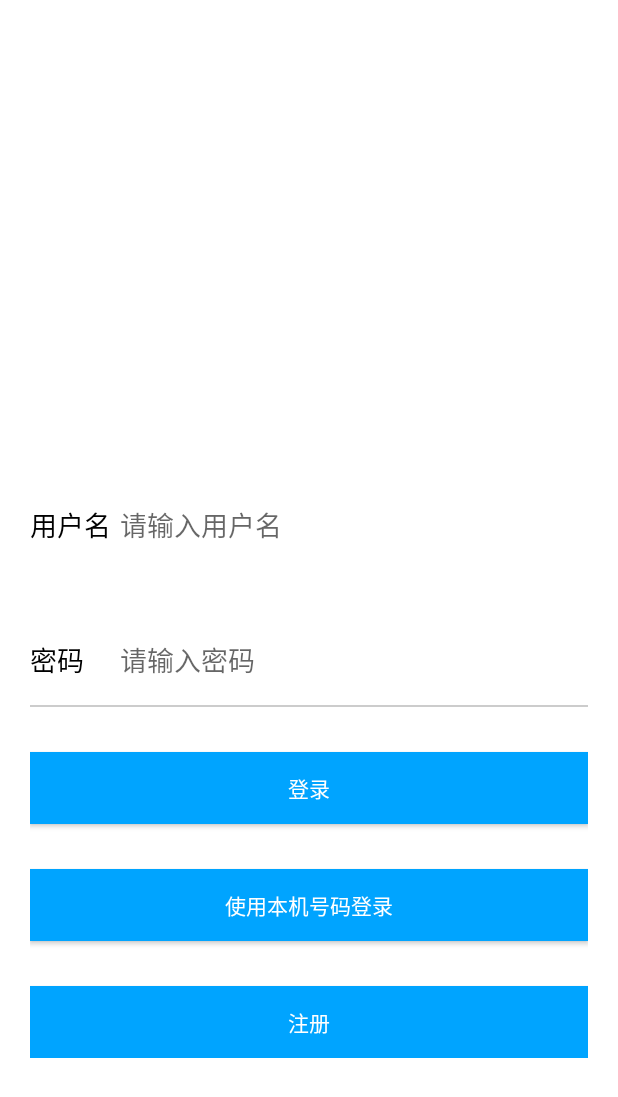
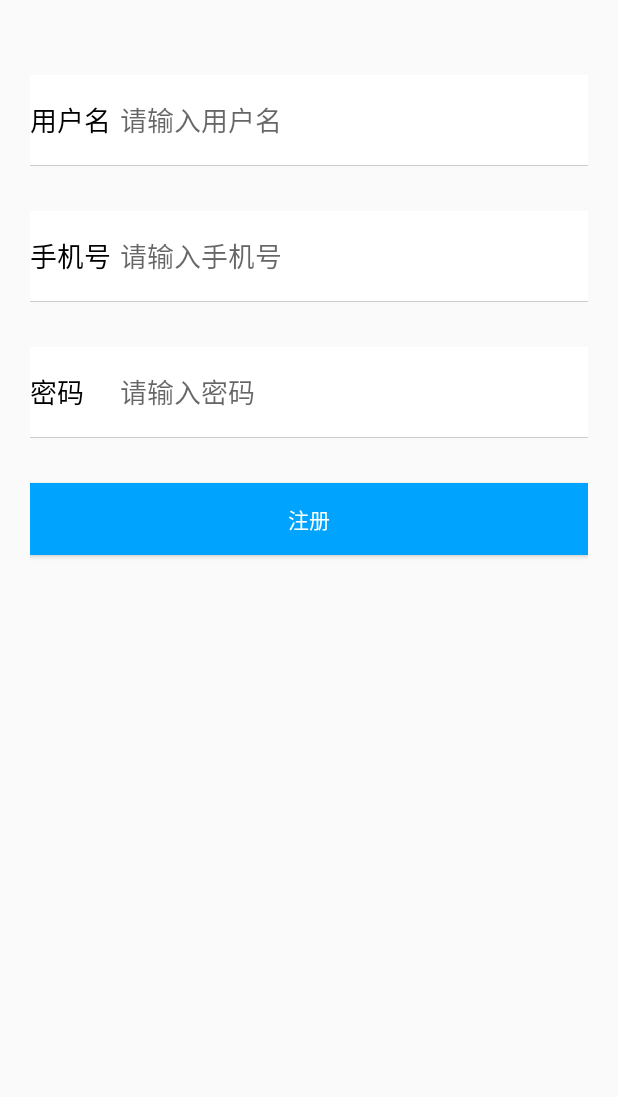
Before and after one commit to xieyh1336/School_bus, an Android app: the screen it shows after launch (LoginActivity before the commit, RegisterActivity after it), after a tap on "注册", on a phone screen of 412 x 824 dp. Shown: the top 1097 px of the screen. Run offline under Robolectric (Android 15) with nearby library versions, the phone set to English and light mode, and no system bars; our stand-ins replace ButterKnife, RxJava; libraries missing offline, so code that uses them is left out: com.mob, com.mob.tools; network calls fail; pictures from the network do not load; 1 other tap on this screen came first.

Commit message:
完善了注册登录，暂时不使用秒验的一键登录了

```diff
--- a/app/src/main/java/com/example/school_bus/Activity/LoginActivity.java
+++ b/app/src/main/java/com/example/school_bus/Activity/LoginActivity.java
@@ -2,38 +2,21 @@ package com.example.school_bus.Activity;
 
 import android.content.Intent;
 import android.content.SharedPreferences;
-import android.content.pm.PackageInfo;
-import android.content.pm.PackageManager;
-import android.os.Build;
 import android.os.Bundle;
-import android.text.TextUtils;
 import android.view.View;
 import android.widget.Button;
 import android.widget.EditText;
 import android.widget.ImageView;
-import android.widget.Toast;
 
 import androidx.annotation.Nullable;
 
+import com.bumptech.glide.Glide;
 import com.example.school_bus.Entity.UserData;
 import com.example.school_bus.Mvp.LoginAMvp;
 import com.example.school_bus.NetWork.API_login;
 import com.example.school_bus.Presenter.LoginPresenter;
 import com.example.school_bus.R;
-import com.example.school_bus.Utils.CustomizeUtils;
-import com.example.school_bus.Utils.MyLog;
-import com.mob.MobSDK;
-import com.mob.secverify.CustomUIRegister;
-import com.mob.secverify.GetTokenCallback;
-import com.mob.secverify.PageCallback;
-import com.mob.secverify.PreVerifyCallback;
-import com.mob.secverify.SecVerify;
-import com.mob.secverify.datatype.VerifyResult;
-import com.mob.secverify.exception.VerifyException;
-import com.mob.secverify.ui.component.CommonProgressDialog;
 import com.mob.tools.utils.SharePrefrenceHelper;
-
-import java.util.ArrayList;
 
 import butterknife.BindView;
 import butterknife.ButterKnife;
@@ -54,13 +37,11 @@ public class LoginActivity extends BaseActivity implements LoginAMvp.view {
 
     private static String TAG = "LoginActivity";
     @BindView(R.id.login_account)
-    EditText loginAccount;
+    EditText etLoginAccount;
     @BindView(R.id.login_password)
-    EditText loginPassword;
+    EditText etLoginPassword;
     @BindView(R.id.iv_background)
     ImageView ivBackground;
-    @BindView(R.id.btn_phone)
-    Button btnPhone;
     @BindView(R.id.btn_login)
     Button btnLogin;
     @BindView(R.id.btn_register)
@@ -73,102 +54,24 @@ public class LoginActivity extends BaseActivity implements LoginAMvp.view {
         super.onCreate(savedInstanceState);
         setContentView(R.layout.activity_login);
         ButterKnife.bind(this);
-        checkPermissions();//检查权限
-        preLogin();//预登录
-        initView();
-        initData();
+        init();
     }
 
-    public void initView() {
-        ButterKnife.bind(this);
+    public void init() {
+        loginPresenter = new LoginPresenter(this);
+        //查找是否有存储的账号密码
+        Glide.with(this).load(R.drawable.lightning_five_whip).into(ivBackground);
+        SharedPreferences sharedPreferences = getSharedPreferences("user", MODE_PRIVATE);
+        etLoginAccount.setText(sharedPreferences.getString("username", ""));
+        etLoginPassword.setText(sharedPreferences.getString("password", ""));
     }
 
-    public void initData() {
-        loginPresenter = new LoginPresenter(this);
-        //查找是否有存储的账号密码
-        SharedPreferences sharedPreferences = getSharedPreferences("user", MODE_PRIVATE);
-        loginAccount.setText(sharedPreferences.getString("username", ""));
-        loginPassword.setText(sharedPreferences.getString("password", ""));
-    }
-
-    /**
-     * 预登录
-     */
-    private void preLogin(){
-        SecVerify.preVerify(new PreVerifyCallback() {
-            @Override
-            public void onComplete(Void data) {
-                Toast.makeText(LoginActivity.this, "预登录成功", Toast.LENGTH_SHORT).show();
-            }
-
-            @Override
-            public void onFailure(VerifyException e) {
-                Toast.makeText(LoginActivity.this, "预登录失败", Toast.LENGTH_SHORT).show();
-                Throwable t = e.getCause();
-                String errDetail = null;
-                if (t != null) {
-                    errDetail = t.getMessage();
-                }
-                // 错误码
-                int errCode = e.getCode();
-                // 错误信息
-                String errMsg = e.getMessage();
-                // 更详细的网络错误信息可以通过t查看，请注意：t有可能为null
-                String msg = "错误码: " + errCode + "\n错误信息: " + errMsg;
-                if (!TextUtils.isEmpty(errDetail)) {
-                    msg += "\n详细信息: " + errDetail;
-                }
-                MyLog.e(TAG, msg);
-            }
-        });
-    }
-
-    /* 检查使用权限 */
-    private void checkPermissions() {
-        if (Build.VERSION.SDK_INT >= Build.VERSION_CODES.M) {
-            try {
-                PackageManager pm = getPackageManager();
-                PackageInfo pi = pm.getPackageInfo(getPackageName(), PackageManager.GET_PERMISSIONS);
-                ArrayList<String> list = new ArrayList<String>();
-                for (String p : pi.requestedPermissions) {
-                    if (checkSelfPermission(p) != PackageManager.PERMISSION_GRANTED) {
-                        list.add(p);
-                    }
-                }
-                if (list.size() > 0) {
-                    String[] permissions = list.toArray(new String[list.size()]);
-                    if (permissions != null) {
-                        requestPermissions(permissions, 1);
-                    }
-                }
-            } catch (Throwable t) {
-                t.printStackTrace();
-            }
-        }
-    }
-
-    /**
-     * 构建秒验一键登录弹窗
-     */
-    private void customizeUi() {
-        SecVerify.setUiSettings(CustomizeUtils.customizeUi4());
-        SecVerify.setLandUiSettings(CustomizeUtils.customizeLandUi4());
-    }
-
-    /**
-     * 将秒验一键登录弹窗显示
-     */
-    private void addCustomView() {
-        CustomUIRegister.addCustomizedUi(CustomizeUtils.buildCustomView4(MobSDK.getContext()), null);
-        CustomUIRegister.addTitleBarCustomizedUi(null,null);
-    }
-
-    @OnClick({R.id.btn_phone, R.id.btn_login, R.id.btn_register})
+    @OnClick({R.id.btn_login, R.id.btn_register})
     public void onViewClicked(View view) {
         switch (view.getId()) {
             case R.id.btn_login:
                 //账号密码登录
-                Observable<UserData> newsDataObservable = API_login.createApi().login(loginAccount.getText().toString(), loginPassword.getText().toString(), null, 0);
+                Observable<UserData> newsDataObservable = API_login.createApi().login(etLoginAccount.getText().toString(), etLoginPassword.getText().toString(), null, 0);
                 newsDataObservable
                         .subscribeOn(Schedulers.io())
                         .observeOn(AndroidSchedulers.mainThread())
@@ -180,6 +83,7 @@ public class LoginActivity extends BaseActivity implements LoginAMvp.view {
 
                             @Override
                             public void onNext(UserData userData) {
+                                if (userData.getCode() == 20000){
                                     //存储输入的账号密码
                                     SharedPreferences.Editor editor = getSharedPreferences("user", MODE_PRIVATE).edit();
                                     editor.putString("username", userData.getData().getUsername());
@@ -188,7 +92,12 @@ public class LoginActivity extends BaseActivity implements LoginAMvp.view {
                                     editor.putString("token", userData.getData().getToken());
                                     editor.apply();
                                     Intent intent = new Intent(LoginActivity.this, MapActivity.class);
+                                    showToast("登录成功");
                                     startActivity(intent);
+                                    finish();
+                                }else {
+                                    showToast(userData.getMessage());
+                                }
                             }
 
                             @Override
@@ -202,42 +111,9 @@ public class LoginActivity extends BaseActivity implements LoginAMvp.view {
                             }
                         });
                 break;
-            case R.id.btn_phone:
-                //手机一键登录
-                addCustomView();
-                customizeUi();
-                SecVerify.autoFinishOAuthPage(false);//关闭“自动关闭”等待框
-                CommonProgressDialog.showProgressDialog(this);
-                SecVerify.verify(new PageCallback() {
-                    @Override
-                    public void pageCallback(int code, String desc) {
-                        MyLog.e(TAG, code + " " + desc);
-                        if (code != 6119140) {
-                            CommonProgressDialog.dismissProgressDialog();
-                            Toast.makeText(LoginActivity.this, code + " " + desc, Toast.LENGTH_SHORT).show();
-                        }
-                    }
-                }, new GetTokenCallback() {
-                    @Override
-                    public void onComplete(VerifyResult data) {
-                        //这里是登录成功的位置，在此处调用服务器登录接口
-                        CommonProgressDialog.dismissProgressDialog();
-                        MyLog.e(TAG, "登录成功");
-                        MyLog.e(TAG, "operator:" + data.getOperator());
-                        MyLog.e(TAG, "opToken:" + data.getOpToken());
-                        MyLog.e(TAG, "token:" + data.getToken());
-                        SecVerify.finishOAuthPage();//关闭登录一键弹窗
-                        Intent intent = new Intent(LoginActivity.this, MapActivity.class);
-                        startActivity(intent);
-                    }
-
-                    @Override
-                    public void onFailure(VerifyException e) {
-
-                    }
-                });
-                break;
             case R.id.btn_register:
+                //注册
+                startActivityForResult(new Intent(LoginActivity.this, RegisterActivity.class), 200);
                 break;
         }
     }
@@ -251,4 +127,17 @@ public class LoginActivity extends BaseActivity implements LoginAMvp.view {
     public void onError(Throwable e, String type) {
 
     }
+
+    @Override
+    protected void onActivityResult(int requestCode, int resultCode, @Nullable Intent data) {
+        super.onActivityResult(requestCode, resultCode, data);
+        if (requestCode == 200 && resultCode == 400){
+            //注册成功
+            SharedPreferences sharedPreferences = getSharedPreferences("user", MODE_PRIVATE);
+            String username = sharedPreferences.getString("username", "");
+            String password = sharedPreferences.getString("password", "");
+            etLoginAccount.setText(username);
+            etLoginPassword.setText(password);
         }
+    }
+}
--- /dev/null
+++ b/app/src/main/java/com/example/school_bus/Activity/RegisterActivity.java
@@ -0,0 +1,83 @@
+package com.example.school_bus.Activity;
+
+import android.content.SharedPreferences;
+import android.os.Bundle;
+import android.view.View;
+import android.widget.Button;
+import android.widget.EditText;
+
+import com.example.school_bus.Entity.UserData;
+import com.example.school_bus.NetWork.API_login;
+import com.example.school_bus.R;
+
+import butterknife.BindView;
+import butterknife.ButterKnife;
+import butterknife.OnClick;
+import io.reactivex.Observable;
+import io.reactivex.Observer;
+import io.reactivex.android.schedulers.AndroidSchedulers;
+import io.reactivex.disposables.Disposable;
+import io.reactivex.schedulers.Schedulers;
+
+public class RegisterActivity extends BaseActivity {
+
+    @BindView(R.id.et_login_account)
+    EditText etLoginAccount;
+    @BindView(R.id.et_login_phone)
+    EditText etLoginPhone;
+    @BindView(R.id.et_login_password)
+    EditText etLoginPassword;
+    @BindView(R.id.btn_register)
+    Button btnRegister;
+
+    @Override
+    protected void onCreate(Bundle savedInstanceState) {
+        super.onCreate(savedInstanceState);
+        setContentView(R.layout.activity_register);
+        ButterKnife.bind(this);
+    }
+
+    @OnClick({R.id.btn_register})
+    public void onViewClicked(View view) {
+        switch (view.getId()) {
+            case R.id.btn_register:
+                Observable<UserData> newsDataObservable = API_login.createApi().register(etLoginAccount.getText().toString(), etLoginPassword.getText().toString(), etLoginPhone.getText().toString());
+                newsDataObservable
+                        .subscribeOn(Schedulers.io())
+                        .observeOn(AndroidSchedulers.mainThread())
+                        .subscribe(new Observer<UserData>() {
+                            @Override
+                            public void onSubscribe(Disposable d) {
+
+                            }
+
+                            @Override
+                            public void onNext(UserData userData) {
+                                if (userData.getCode() == 20000){
+                                    showToast("注册成功");
+                                    SharedPreferences.Editor editor = getSharedPreferences("user", MODE_PRIVATE).edit();
+                                    editor.putString("username", userData.getData().getUsername());
+                                    editor.putString("password", userData.getData().getPassword());
+                                    editor.putString("phone", userData.getData().getPhone());
+                                    editor.apply();
+                                    setResult(400);
+                                    finish();
+                                }else {
+                                    showToast(userData.getMessage());
+                                }
+                            }
+
+                            @Override
+                            public void onError(Throwable e) {
+
+                            }
+
+                            @Override
+                            public void onComplete() {
+
+                            }
+                        });
+                break;
+        }
+    }
+}
--- a/app/src/main/res/layout/activity_login.xml
+++ b/app/src/main/res/layout/activity_login.xml
@@ -53,6 +53,11 @@
 
             </LinearLayout>
 
+            <View
+                android:layout_width="match_parent"
+                android:layout_height="1px"
+                android:background="@color/item_split_color" />
+
             <LinearLayout
                 android:layout_width="match_parent"
                 android:layout_height="60dp"
@@ -89,10 +94,7 @@
                 android:layout_height="1px"
                 android:background="@color/item_split_color" />
 
-            <View
-                android:layout_width="match_parent"
-                android:layout_height="1px"
-                android:background="@color/item_split_color" />
+
 
             <Button
                 android:id="@+id/btn_login"
@@ -101,15 +103,6 @@
                 android:layout_marginTop="30dp"
                 android:background="#00a4ff"
                 android:text="登录"
-                android:textColor="#fff" />
-
-            <Button
-                android:id="@+id/btn_phone"
-                android:layout_width="match_parent"
-                android:layout_height="wrap_content"
-                android:layout_marginTop="30dp"
-                android:background="#00a4ff"
-                android:text="使用本机号码登录"
                 android:textColor="#fff" />
 
             <Button
--- /dev/null
+++ b/app/src/main/res/layout/activity_register.xml
@@ -0,0 +1,133 @@
+<?xml version="1.0" encoding="utf-8"?>
+<LinearLayout xmlns:android="http://schemas.android.com/apk/res/android"
+    xmlns:app="http://schemas.android.com/apk/res-auto"
+    xmlns:tools="http://schemas.android.com/tools"
+    android:layout_width="match_parent"
+    android:layout_height="match_parent"
+    android:orientation="vertical"
+    tools:context=".Activity.RegisterActivity">
+
+    <LinearLayout
+        android:layout_width="match_parent"
+        android:layout_height="match_parent"
+        android:orientation="vertical"
+        android:padding="20dp">
+
+        <LinearLayout
+            android:layout_width="match_parent"
+            android:layout_height="60dp"
+            android:layout_marginTop="30dp"
+            android:orientation="horizontal"
+            android:background="#FFFFFF">
+
+            <TextView
+                android:layout_width="60dp"
+                android:layout_height="match_parent"
+                android:textSize="18sp"
+                android:gravity="center_vertical"
+                android:text="@string/account"
+                android:textColor="#000" />
+
+            <EditText
+                android:id="@+id/et_login_account"
+                android:layout_width="match_parent"
+                android:layout_height="match_parent"
+                android:textSize="18sp"
+                android:background="@null"
+                android:gravity="center_vertical"
+                android:hint="请输入用户名"
+                android:singleLine="true"
+                android:textCursorDrawable="@drawable/my_cursor"
+                android:maxLines="1" />
+
+        </LinearLayout>
+
+        <View
+            android:layout_width="match_parent"
+            android:layout_height="1px"
+            android:background="@color/item_split_color" />
+
+        <LinearLayout
+            android:layout_width="match_parent"
+            android:layout_height="60dp"
+            android:layout_marginTop="30dp"
+            android:orientation="horizontal"
+            android:background="#FFFFFF">
+
+            <TextView
+                android:layout_width="60dp"
+                android:layout_height="match_parent"
+                android:textSize="18sp"
+                android:gravity="center_vertical"
+                android:text="@string/phone"
+                android:textColor="#000" />
+
+            <EditText
+                android:id="@+id/et_login_phone"
+                android:layout_width="match_parent"
+                android:layout_height="match_parent"
+                android:textSize="18sp"
+                android:background="@null"
+                android:gravity="center_vertical"
+                android:hint="请输入手机号"
+                android:inputType="phone"
+                android:singleLine="true"
+                android:textCursorDrawable="@drawable/my_cursor"
+                android:imeOptions="actionDone"
+                android:maxLines="1"/>
+
+        </LinearLayout>
+
+        <View
+            android:layout_width="match_parent"
+            android:layout_height="1px"
+            android:background="@color/item_split_color" />
+
+        <LinearLayout
+            android:layout_width="match_parent"
+            android:layout_height="60dp"
+            android:layout_marginTop="30dp"
+            android:orientation="horizontal"
+            android:background="#FFFFFF">
+
+            <TextView
+                android:layout_width="60dp"
+                android:layout_height="match_parent"
+                android:textSize="18sp"
+                android:gravity="center_vertical"
+                android:text="@string/password"
+                android:textColor="#000" />
+
+            <EditText
+                android:id="@+id/et_login_password"
+                android:layout_width="match_parent"
+                android:layout_height="match_parent"
+                android:textSize="18sp"
+                android:background="@null"
+                android:gravity="center_vertical"
+                android:hint="请输入密码"
+                android:inputType="textPassword"
+                android:singleLine="true"
+                android:textCursorDrawable="@drawable/my_cursor"
+                android:imeOptions="actionDone"
+                android:maxLines="1"/>
+
+        </LinearLayout>
+
+        <View
+            android:layout_width="match_parent"
+            android:layout_height="1px"
+            android:background="@color/item_split_color" />
+
+        <Button
+            android:id="@+id/btn_register"
+            android:layout_width="match_parent"
+            android:layout_height="wrap_content"
+            android:layout_marginTop="30dp"
+            android:background="#00a4ff"
+            android:text="注册"
+            android:textColor="#fff" />
+
+    </LinearLayout>
+
+</LinearLayout>
--- a/app/src/main/res/values/strings.xml
+++ b/app/src/main/res/values/strings.xml
@@ -4,6 +4,7 @@
     // 登录相关
     <string name="account">用户名</string>
     <string name="password">密码</string>
+    <string name="phone">手机号</string>
 
     <string name="simple_circle_button_example">Simple Circle Button Example</string>
     <string name="button_place_alignment_example">Button Place Alignment Example</string>
--- a/app/src/main/res/xml/network_security_config.xml
+++ /dev/null
@@ -1,4 +0,0 @@
-<?xml version="1.0" encoding="utf-8"?>
-<network-security-config>
-    <base-config cleartextTrafficPermitted="true" />
-</network-security-config>
--- a/build.gradle
+++ b/build.gradle
@@ -13,7 +13,7 @@ buildscript {
 
 
     dependencies {
-        classpath 'com.android.tools.build:gradle:4.0.0'
+        classpath 'com.android.tools.build:gradle:4.0.2'
 
         // NOTE: Do not place your application dependencies here; they belong
         // in the individual module build.gradle files
```
Also changed, not shown: app/src/main/AndroidManifest.xml (+31 -24 lines), app/src/main/java/com/example/school_bus/Activity/MainActivity.java (+7 -12 lines), app/src/main/res/drawable/lightning_five_whip.gif (added). Lines whose indentation alone changed are shown as unchanged.
